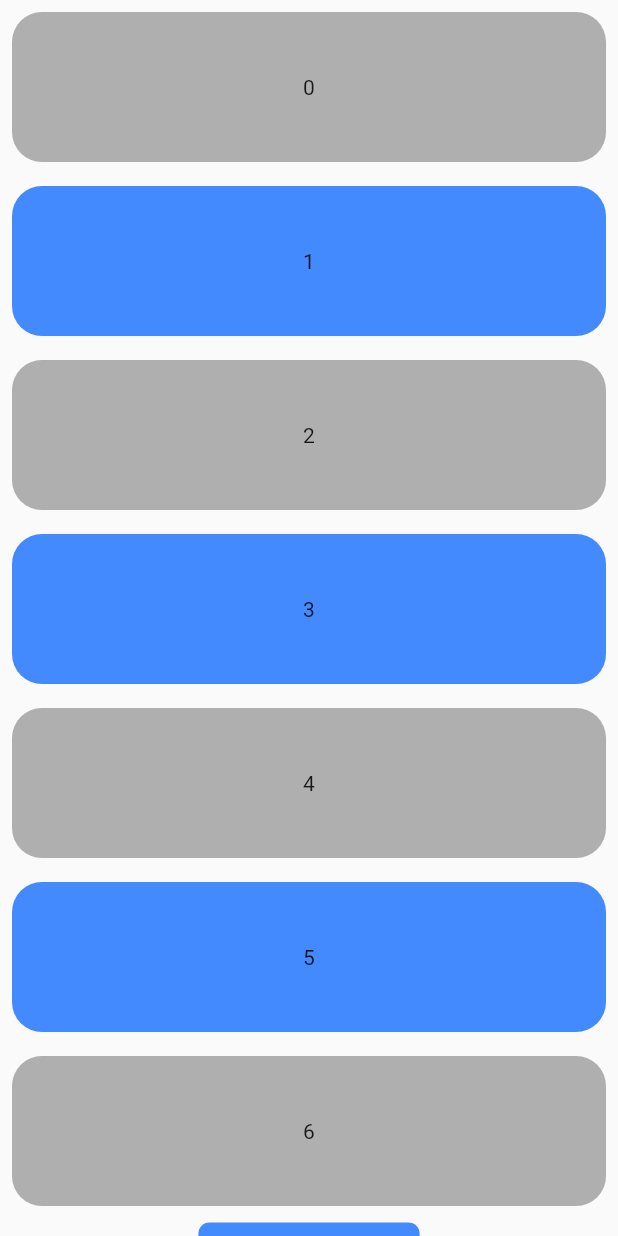
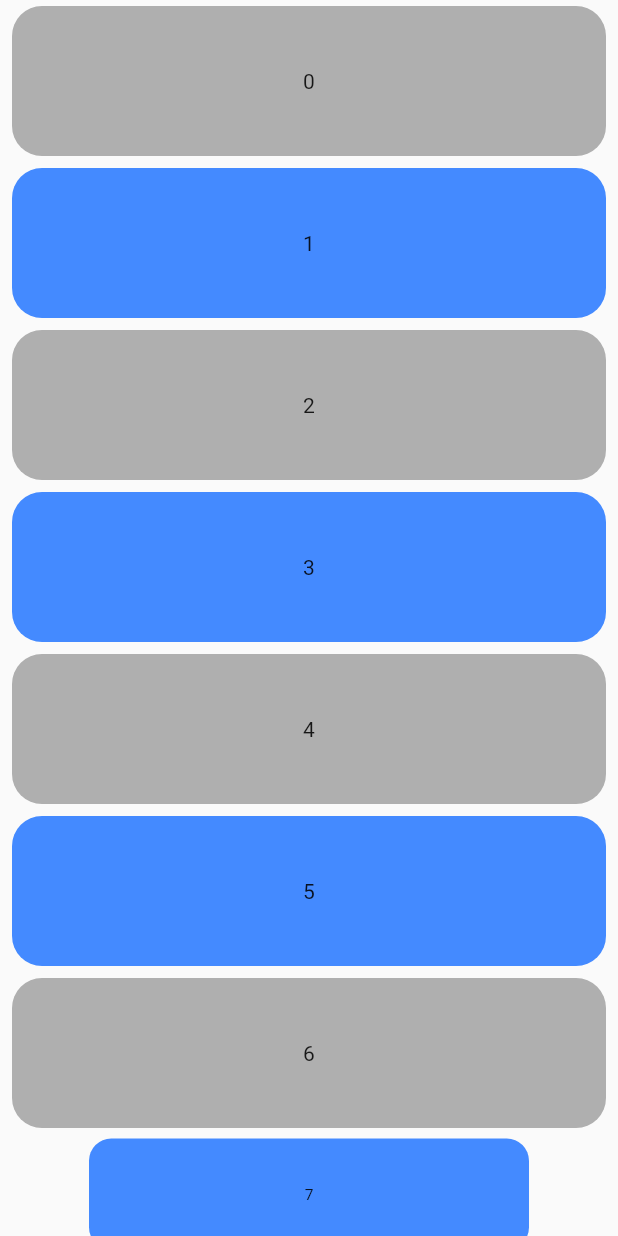
Before and after one commit to mobile215/transformable_list_view, a Flutter app: the screen it shows after launch, on a phone screen of 412 x 824 dp. Run offline on Flutter 3.47's test engine with Material 2 defaults, Android fonts, the phone set to English and light mode, and no system bars.

Commit message:
TransformableListItem added instead of TransformMatrixCallback params

```diff
--- a/example/lib/screens/example_screen.dart
+++ b/example/lib/screens/example_screen.dart
@@ -4,41 +4,24 @@ import 'package:transformable_list_view/transformable_list_view.dart';
 class ExampleScreen extends StatelessWidget {
   const ExampleScreen({Key? key}) : super(key: key);
 
-  Matrix4 getScaleDownMatrix(
-    Offset offset,
-    Size size,
-    double viewportMainAxisExtent,
-    int? index,
-  ) {
-    /// currently visible portion of childs
-    late final double visibleSize;
-
-    if (offset.dy < 0) {
-      /// on the top edge of viewport
-      visibleSize = size.height + offset.dy;
-    } else if (offset.dy > viewportMainAxisExtent - size.height) {
-      /// on the bottom edge of viewport
-      visibleSize = viewportMainAxisExtent - offset.dy;
-    } else {
-      /// fully displayed
-      visibleSize = size.height;
-    }
-
-    /// final scale of child when the animatioon is completed
+  Matrix4 getScaleDownMatrix(TransformableListItem item) {
+    /// final scale of child when the animation is completed
     const endScaleBound = 0.3;
 
     /// 0 when animation completed and [scale] == [endScaleBound]
     /// 1 when animation starts and [scale] == 1
-    final animationProgress = visibleSize / size.height;
+    final animationProgress = item.visibleExtent / item.size.height;
+
+    //if(item.index == 0) print(item.visibleExtent);
 
     final paintTransform = Matrix4.identity();
     if (animationProgress < 1 && animationProgress > 0) {
       final scale = endScaleBound + ((1 - endScaleBound) * animationProgress);
 
       paintTransform
-        ..translate(size.width / 2)
+        ..translate(item.size.width / 2)
         ..scale(scale)
-        ..translate(-size.width / 2);
+        ..translate(-item.size.width / 2);
     }
 
     return paintTransform;
@@ -52,7 +35,10 @@ class ExampleScreen extends StatelessWidget {
         itemBuilder: (context, index) {
           return Container(
             height: 100,
-            margin: const EdgeInsets.all(8),
+            margin: const EdgeInsets.symmetric(
+              horizontal: 8,
+              vertical: 4,
+            ),
             decoration: BoxDecoration(
               color: index.isEven
                   ? Colors.black.withOpacity(0.3)
--- a/lib/src/transform_matrix_callback.dart
+++ b/lib/src/transform_matrix_callback.dart
@@ -1,8 +1,4 @@
 import 'package:flutter/rendering.dart';
+import 'package:transformable_list_view/src/transformable_list_item.dart';
 
-typedef TransformMatrixCallback = Matrix4 Function(
-  Offset offset,
-  Size childSize,
-  double viewportMainAxisExtent,
-  int? index,
-);
+typedef TransformMatrixCallback = Matrix4 Function(TransformableListItem item);
--- /dev/null
+++ b/lib/src/transformable_list_item.dart
@@ -0,0 +1,65 @@
+import 'package:flutter/rendering.dart';
+
+/// TODO document it more
+class TransformableListItem {
+  final Offset offset;
+  final Size size;
+  final SliverConstraints constraints;
+  final int? index;
+
+  const TransformableListItem({
+    required this.offset,
+    required this.size,
+    required this.constraints,
+    this.index,
+  });
+
+  /// Child position on the main axis viewport
+  TransformableListItemPosition get position {
+    final double mainAxisOffset;
+
+    switch (constraints.axis) {
+      case Axis.horizontal:
+        mainAxisOffset = offset.dx;
+        break;
+      case Axis.vertical:
+        mainAxisOffset = offset.dy;
+        break;
+    }
+
+    if (mainAxisOffset < 0) {
+      return TransformableListItemPosition.topEdge;
+    } else if (mainAxisOffset > constraints.viewportMainAxisExtent - _totalExtent) {
+      return TransformableListItemPosition.bottomEdge;
+    } else {
+      return TransformableListItemPosition.middle;
+    }
+  }
+
+  /// Currently visible portion of childs
+  double get visibleExtent {
+    switch (position) {
+      case TransformableListItemPosition.topEdge:
+        return _totalExtent + offset.dy;
+      case TransformableListItemPosition.middle:
+        return _totalExtent;
+      case TransformableListItemPosition.bottomEdge:
+        return constraints.viewportMainAxisExtent - offset.dy;
+    }
+  }
+
+  double get _totalExtent {
+    switch (constraints.axis) {
+      case Axis.horizontal:
+        return size.width;
+      case Axis.vertical:
+        return size.height;
+    }
+  }
+}
+
+enum TransformableListItemPosition {
+  topEdge,
+  middle,
+  bottomEdge,
+}
--- a/lib/src/transformable_sliver.dart
+++ b/lib/src/transformable_sliver.dart
@@ -2,6 +2,7 @@ import 'package:flutter/material.dart';
 import 'package:flutter/rendering.dart';
 
 import 'package:transformable_list_view/src/transform_matrix_callback.dart';
+import 'package:transformable_list_view/src/transformable_list_item.dart';
 
 class TransformableSliver extends SingleChildRenderObjectWidget {
   final TransformMatrixCallback getTransformMatrix;
@@ -33,10 +34,11 @@ class TransformableRenderSliver extends RenderSliverToBoxAdapter {
     }
 
     final paintTransform = getTransformMatrix(
-      offset,
-      size,
-      constraints.viewportMainAxisExtent,
-      null,
+      TransformableListItem(
+        offset: offset,
+        size: size,
+        constraints: constraints,
+      ),
     );
 
     transformLayer.layer = child != null && (geometry?.visible ?? false)
--- a/lib/src/transformable_sliver_list.dart
+++ b/lib/src/transformable_sliver_list.dart
@@ -1,6 +1,7 @@
 import 'package:flutter/material.dart';
 import 'package:flutter/rendering.dart';
 import 'package:transformable_list_view/src/transform_matrix_callback.dart';
+import 'package:transformable_list_view/src/transformable_list_item.dart';
 
 class TransformableSliverList extends SliverList {
   final TransformMatrixCallback getTransformMatrix;
@@ -86,10 +87,12 @@ class TransformableRenderSliverList extends RenderSliverList {
           mainAxisDelta + paintExtentOf(child) > 0) {
         //// --------------- OVERRIDE ---------------
         final paintTransform = getTransformMatrix(
-          childOffset,
-          child.size,
-          constraints.viewportMainAxisExtent,
-          child is RenderIndexedSemantics ? child.index : null,
+          TransformableListItem(
+            offset: childOffset,
+            size: child.size,
+            constraints: constraints,
+            index: child is RenderIndexedSemantics ? child.index : null,
+          ),
         );
 
         context.pushTransform(
--- a/lib/transformable_list_view.dart
+++ b/lib/transformable_list_view.dart
@@ -3,3 +3,4 @@ library transformable_list_view;
 export 'src/transformable_list_view.dart';
 export 'src/transformable_sliver.dart';
 export 'src/transformable_sliver_list.dart';
+export 'src/transformable_list_item.dart';
```
